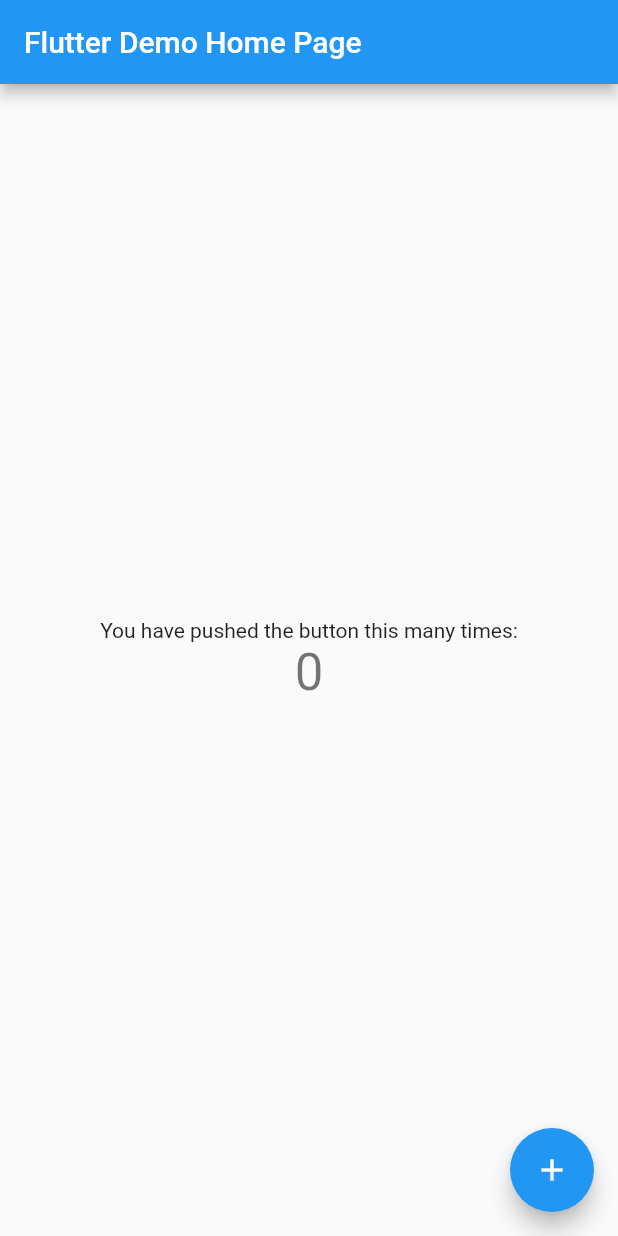
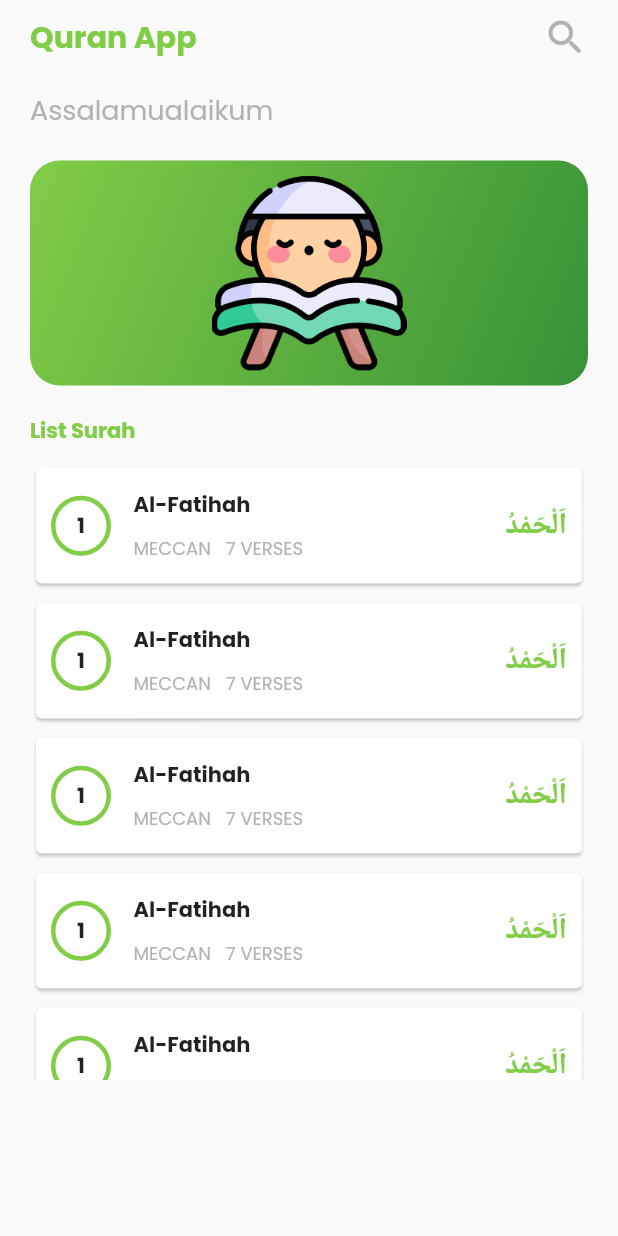
Before and after one commit to aristrisnawan/alquran-with-flutter-, a Flutter app: the screen it shows after launch, on a phone screen of 412 x 824 dp. Run offline on Flutter 3.47's test engine with Material 2 defaults, Android fonts, the light colour scheme and no system bars; our stand-ins replace google_fonts.

Commit message:
[progress] add home page

```diff
--- a/lib/main.dart
+++ b/lib/main.dart
@@ -1,3 +1,4 @@
+import 'package:alquran_aplication/pages/home.dart';
 import 'package:flutter/material.dart';
 
 void main() {
@@ -7,109 +8,13 @@
 class MyApp extends StatelessWidget {
   const MyApp({super.key});
 
-  // This widget is the root of your application.
   @override
   Widget build(BuildContext context) {
     return MaterialApp(
-      title: 'Flutter Demo',
-      theme: ThemeData(
-        // This is the theme of your application.
-        //
-        // Try running your application with "flutter run". You'll see the
-        // application has a blue toolbar. Then, without quitting the app, try
-        // changing the primarySwatch below to Colors.green and then invoke
-        // "hot reload" (press "r" in the console where you ran "flutter run",
-        // or simply save your changes to "hot reload" in a Flutter IDE).
-        // Notice that the counter didn't reset back to zero; the application
-        // is not restarted.
-        primarySwatch: Colors.blue,
+      debugShowCheckedModeBanner: false,
+      home: Scaffold(
+        body: HomePage(),
       ),
-      home: const MyHomePage(title: 'Flutter Demo Home Page'),
     );
   }
 }
-
-class MyHomePage extends StatefulWidget {
-  const MyHomePage({super.key, required this.title});
-
-  // This widget is the home page of your application. It is stateful, meaning
-  // that it has a State object (defined below) that contains fields that affect
-  // how it looks.
-
-  // This class is the configuration for the state. It holds the values (in this
-  // case the title) provided by the parent (in this case the App widget) and
-  // used by the build method of the State. Fields in a Widget subclass are
-  // always marked "final".
-
-  final String title;
-
-  @override
-  State<MyHomePage> createState() => _MyHomePageState();
-}
-
-class _MyHomePageState extends State<MyHomePage> {
-  int _counter = 0;
-
-  void _incrementCounter() {
-    setState(() {
-      // This call to setState tells the Flutter framework that something has
-      // changed in this State, which causes it to rerun the build method below
-      // so that the display can reflect the updated values. If we changed
-      // _counter without calling setState(), then the build method would not be
-      // called again, and so nothing would appear to happen.
-      _counter++;
-    });
-  }
-
-  @override
-  Widget build(BuildContext context) {
-    // This method is rerun every time setState is called, for instance as done
-    // by the _incrementCounter method above.
-    //
-    // The Flutter framework has been optimized to make rerunning build methods
-    // fast, so that you can just rebuild anything that needs updating rather
-    // than having to individually change instances of widgets.
-    return Scaffold(
-      appBar: AppBar(
-        // Here we take the value from the MyHomePage object that was created by
-        // the App.build method, and use it to set our appbar title.
-        title: Text(widget.title),
-      ),
-      body: Center(
-        // Center is a layout widget. It takes a single child and positions it
-        // in the middle of the parent.
-        child: Column(
-          // Column is also a layout widget. It takes a list of children and
-          // arranges them vertically. By default, it sizes itself to fit its
-          // children horizontally, and tries to be as tall as its parent.
-          //
-          // Invoke "debug painting" (press "p" in the console, choose the
-          // "Toggle Debug Paint" action from the Flutter Inspector in Android
-          // Studio, or the "Toggle Debug Paint" command in Visual Studio Code)
-          // to see the wireframe for each widget.
-          //
-          // Column has various properties to control how it sizes itself and
-          // how it positions its children. Here we use mainAxisAlignment to
-          // center the children vertically; the main axis here is the vertical
-          // axis because Columns are vertical (the cross axis would be
-          // horizontal).
-          mainAxisAlignment: MainAxisAlignment.center,
-          children: <Widget>[
-            const Text(
-              'You have pushed the button this many times:',
-            ),
-            Text(
-              '$_counter',
-              style: Theme.of(context).textTheme.headline4,
-            ),
-          ],
-        ),
-      ),
-      floatingActionButton: FloatingActionButton(
-        onPressed: _incrementCounter,
-        tooltip: 'Increment',
-        child: const Icon(Icons.add),
-      ), // This trailing comma makes auto-formatting nicer for build methods.
-    );
-  }
-}
--- /dev/null
+++ b/lib/model/surah_model.dart
@@ -0,0 +1,72 @@
+// To parse this JSON data, do
+//
+//     final surah = surahFromJson(jsonString);
+
+
+class Surah {
+    Surah({
+        required this.code,
+        required this.message,
+        required this.data,
+    });
+
+    int code;
+    String message;
+    List<Datum> data;
+
+    factory Surah.fromJson(Map<String, dynamic> json) => Surah(
+        code: json["code"],
+        message: json["message"],
+        data: List<Datum>.from(json["data"].map((x) => Datum.fromJson(x))),
+    );
+
+    Map<String, dynamic> toJson() => {
+        "code": code,
+        "message": message,
+        "data": List<dynamic>.from(data.map((x) => x.toJson())),
+    };
+}
+
+class Datum {
+    Datum({
+        required this.nomor,
+        required this.nama,
+        required this.namaLatin,
+        required this.jumlahAyat,
+        required this.tempatTurun,
+        required this.arti,
+        required this.deskripsi,
+        required this.audioFull,
+    });
+
+    int nomor;
+    String nama;
+    String namaLatin;
+    int jumlahAyat;
+    String tempatTurun;
+    String arti;
+    String deskripsi;
+    Map<String, String> audioFull;
+
+    factory Datum.fromJson(Map<String, dynamic> json) => Datum(
+        nomor: json["nomor"],
+        nama: json["nama"],
+        namaLatin: json["namaLatin"],
+        jumlahAyat: json["jumlahAyat"],
+        tempatTurun: json["tempatTurun"],
+        arti: json["arti"],
+        deskripsi: json["deskripsi"],
+        audioFull: Map.from(json["audioFull"]).map((k, v) => MapEntry<String, String>(k, v)),
+    );
+
+    Map<String, dynamic> toJson() => {
+        "nomor": nomor,
+        "nama": nama,
+        "namaLatin": namaLatin,
+        "jumlahAyat": jumlahAyat,
+        "tempatTurun": tempatTurun,
+        "arti": arti,
+        "deskripsi": deskripsi,
+        "audioFull": Map.from(audioFull).map((k, v) => MapEntry<String, dynamic>(k, v)),
+    };
+}
--- /dev/null
+++ b/lib/pages/home.dart
@@ -0,0 +1,136 @@
+import 'package:alquran_aplication/pages/list_surah.dart';
+import 'package:alquran_aplication/theme/colorTheme.dart';
+import 'package:flutter/material.dart';
+import 'package:google_fonts/google_fonts.dart';
+
+class HomePage extends StatefulWidget {
+  const HomePage({super.key});
+
+  @override
+  State<HomePage> createState() => _HomePageState();
+}
+
+class _HomePageState extends State<HomePage> {
+  final space = 20.0;
+  @override
+  Widget build(BuildContext context) {
+    return SafeArea(
+      child: Padding(
+        padding: EdgeInsets.symmetric(horizontal: space),
+        child: Column(
+          crossAxisAlignment: CrossAxisAlignment.start,
+          children: [
+            SizedBox(
+              height: 10,
+            ),
+            //NOTE: Header
+            Row(
+              mainAxisAlignment: MainAxisAlignment.spaceBetween,
+              children: [
+                Text(
+                  "Quran App",
+                  style: GoogleFonts.poppins(
+                      color: colorTheme().primaryColor,
+                      fontSize: 20,
+                      fontWeight: FontWeight.bold),
+                ),
+                Container(
+                  height: 30,
+                  width: 30,
+                  child: Center(
+                      child: Icon(
+                    Icons.search_rounded,
+                    color: colorTheme().grayColor,
+                    size: 30,
+                  )),
+                )
+              ],
+            ),
+            //NOTE : Salam
+            SizedBox(
+              height: 20,
+            ),
+            Text(
+              "Assalamualaikum",
+              style: GoogleFonts.poppins(
+                  color: colorTheme().grayColor,
+                  fontSize: 18,
+                  fontWeight: FontWeight.w400),
+            ),
+            SizedBox(
+              height: 20,
+            ),
+            // NOTE: Card
+            Container(
+              width: MediaQuery.of(context).size.width / 1,
+              height: 150,
+              decoration: BoxDecoration(
+                  gradient: LinearGradient(
+                      begin: Alignment.topLeft,
+                      end: Alignment.bottomRight,
+                      colors: [
+                        colorTheme().primaryColor,
+                        colorTheme().greenColor
+                      ]),
+                  borderRadius: BorderRadius.all(
+                    Radius.circular(20),
+                  )),
+              child: Padding(
+                padding: const EdgeInsets.symmetric(vertical: 10),
+                child: Image(
+                  image: AssetImage("assets/quran.png"),
+                ),
+              ),
+            ),
+            SizedBox(
+              height: 20,
+            ),
+            //NOTE : List Surah
+            Text(
+              "List Surah",
+              style: GoogleFonts.poppins(
+                  fontSize: 14,
+                  fontWeight: FontWeight.bold,
+                  color: colorTheme().primaryColor),
+            ),
+            SizedBox(
+              height: 10,
+            ),
+            Container(
+              height: MediaQuery.of(context).size.height * 0.5,
+              child: ListView(
+                children: [
+                  Column(
+                    crossAxisAlignment: CrossAxisAlignment.start,
+                    children: [
+                      ListSurah(),
+                      SizedBox(
+                        height: 5,
+                      ),
+                      ListSurah(),
+                      SizedBox(
+                        height: 5,
+                      ),
+                      ListSurah(),
+                      SizedBox(
+                        height: 5,
+                      ),
+                      ListSurah(),
+                      SizedBox(
+                        height: 5,
+                      ),
+                      ListSurah(),
+                      SizedBox(
+                        height: 5,
+                      ),
+                    ],
+                  ),
+                ],
+              ),
+            )
+          ],
+        ),
+      ),
+    );
+  }
+}
--- /dev/null
+++ b/lib/pages/list_surah.dart
@@ -0,0 +1,86 @@
+import 'package:flutter/material.dart';
+import 'package:google_fonts/google_fonts.dart';
+
+import '../theme/colorTheme.dart';
+
+class ListSurah extends StatefulWidget {
+  const ListSurah({super.key});
+
+  @override
+  State<ListSurah> createState() => _ListSurahState();
+}
+
+class _ListSurahState extends State<ListSurah> {
+  @override
+  Widget build(BuildContext context) {
+    return Card(
+      child: Padding(
+        padding: const EdgeInsets.symmetric(horizontal: 10, vertical: 14),
+        child: Row(
+          mainAxisAlignment: MainAxisAlignment.spaceBetween,
+          children: [
+            Row(
+              children: [
+                Container(
+                  height: 40,
+                  width: 40,
+                  decoration: BoxDecoration(
+                      border: Border.all(
+                          color: colorTheme().primaryColor, width: 3),
+                      shape: BoxShape.circle),
+                  child: Center(
+                    child: Text(
+                      "1",
+                      style: GoogleFonts.poppins(
+                          fontSize: 14, fontWeight: FontWeight.bold),
+                    ),
+                  ),
+                ),
+                SizedBox(
+                  width: 15,
+                ),
+                Column(
+                  crossAxisAlignment: CrossAxisAlignment.start,
+                  children: [
+                    Text(
+                      "Al-Fatihah",
+                      style: GoogleFonts.poppins(
+                          fontSize: 14, fontWeight: FontWeight.bold),
+                    ),
+                    SizedBox(
+                      height: 10,
+                    ),
+                    Row(
+                      children: [
+                        Text(
+                          "MECCAN",
+                          style: GoogleFonts.poppins(
+                              fontSize: 12, color: colorTheme().grayColor),
+                        ),
+                        SizedBox(
+                          width: 10,
+                        ),
+                        Text(
+                          "7 VERSES",
+                          style: GoogleFonts.poppins(
+                              fontSize: 12, color: colorTheme().grayColor),
+                        ),
+                      ],
+                    )
+                  ],
+                )
+              ],
+            ),
+            Text(
+              "اَلْحَمْدُ",
+              style: GoogleFonts.poppins(
+                  color: colorTheme().primaryColor,
+                  fontSize: 20,
+                  fontWeight: FontWeight.bold),
+            )
+          ],
+        ),
+      ),
+    );
+  }
+}
--- /dev/null
+++ b/lib/theme/colorTheme.dart
@@ -0,0 +1,7 @@
+import 'package:flutter/animation.dart';
+
+class colorTheme {
+  Color primaryColor = Color(0xff82CD47);
+  Color grayColor = Color(0xffB2B2B2);
+  Color greenColor = Color(0xff379237);
+}
--- a/pubspec.yaml
+++ b/pubspec.yaml
@@ -63,8 +63,8 @@
   uses-material-design: true
 
   # To add assets to your application, add an assets section, like this:
-  # assets:
-  #   - images/a_dot_burr.jpeg
+  assets:
+    - assets/
   #   - images/a_dot_ham.jpeg
 
   # An image asset can refer to one or more resolution-specific "variants", see
```
Also changed, not shown: assets/quran.png (added).
